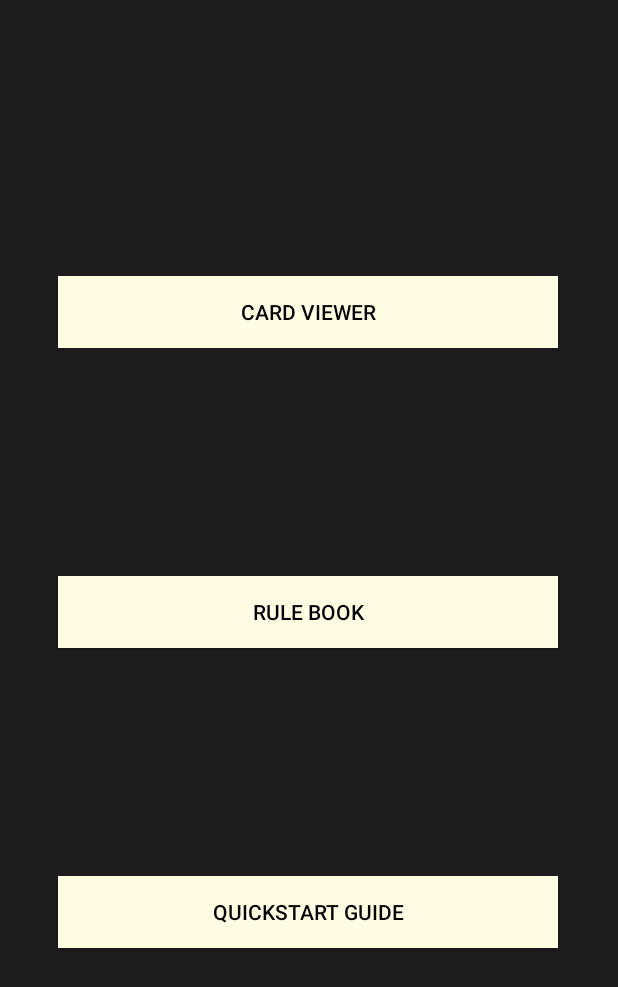
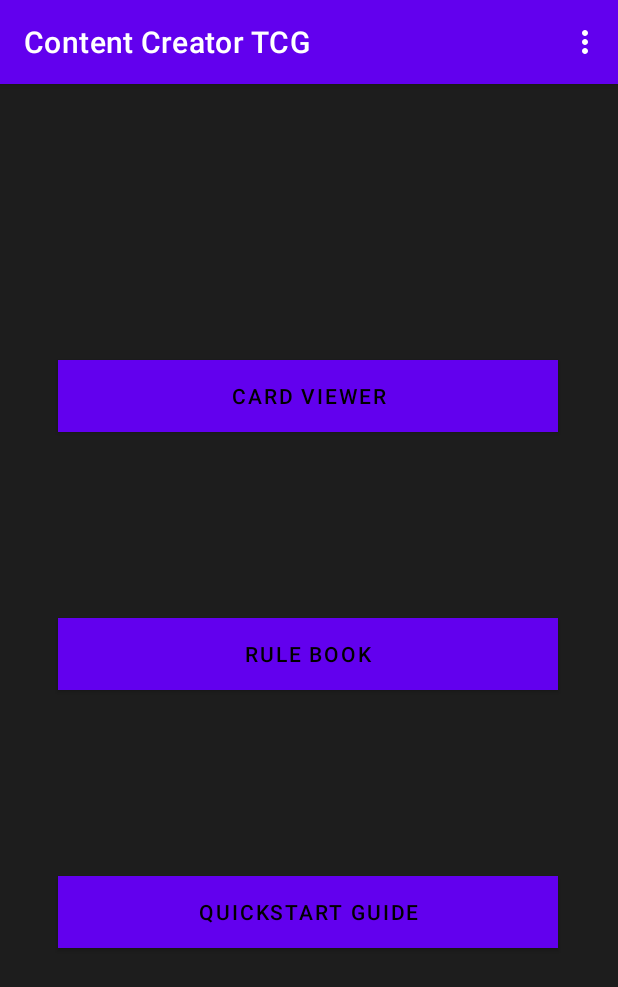
Before and after one commit to sam09rad/Capstone_Quick-n-Easy-Magic-the-Gathering, an Android app: the screen it shows after launch (MainActivity), on a phone screen of 412 x 824 dp. Shown: the top 987 px of the screen. Run offline under Robolectric (Android 15) with nearby library versions, the phone set to English and light mode, and no system bars.

Commit message:
Working on tool bar

```diff
--- a/app/src/main/java/edu/cvtc/sradke7/contentcreatortcg/MainActivity.java
+++ b/app/src/main/java/edu/cvtc/sradke7/contentcreatortcg/MainActivity.java
@@ -6,6 +6,7 @@ import androidx.cardview.widget.CardView;
 import android.content.DialogInterface;
 import android.content.Intent;
 import android.os.Bundle;
+import android.view.Menu;
 import android.view.View;
 import android.widget.Button;
 
@@ -42,4 +43,12 @@ public class MainActivity extends AppCompatActivity {
         });
 
         };
+
+    @Override
+    public boolean onCreateOptionsMenu(Menu menu) {
+        // Inflate the menu; this adds items to the action bar if it is present.
+        getMenuInflater().inflate(R.menu.main_menu, menu);
+        return true;
+    }
+
 }
--- /dev/null
+++ b/app/src/main/res/menu/main_menu.xml
@@ -0,0 +1,10 @@
+<?xml version="1.0" encoding="utf-8"?>
+<menu xmlns:android="http://schemas.android.com/apk/res/android"
+    xmlns:app="http://schemeas.android.com/apk/res-auto">
+    <item
+        android:id="@+id/activity_main"
+        android:orderInCategory="100"
+        android:title="Settings"
+        app:showAsAction="always"/>
+<!--        android:icon=""/>-->
+</menu>
--- a/app/src/main/res/values/themes.xml
+++ b/app/src/main/res/values/themes.xml
@@ -1,6 +1,6 @@
 <resources xmlns:tools="http://schemas.android.com/tools">
     <!-- Base application theme. -->
-    <style name="Theme.ContentCreatorTCG" parent="Theme.AppCompat.Light.NoActionBar">
+    <style name="Theme.ContentCreatorTCG" parent="Theme.MaterialComponents.DayNight.DarkActionBar">
         <!-- Primary brand color. -->
         <item name="colorPrimary">@color/purple_500</item>
         <item name="colorPrimaryVariant">@color/purple_700</item>
@@ -13,4 +13,8 @@
         <item name="android:statusBarColor" tools:targetApi="l">?attr/colorPrimaryVariant</item>
         <!-- Customize your theme here. -->
     </style>
+
+    <style name="Theme.ContentCreatorTCG.ActionBar">
+        <item name="windowActionBar">true</item>
+    </style>
 </resources>
```
